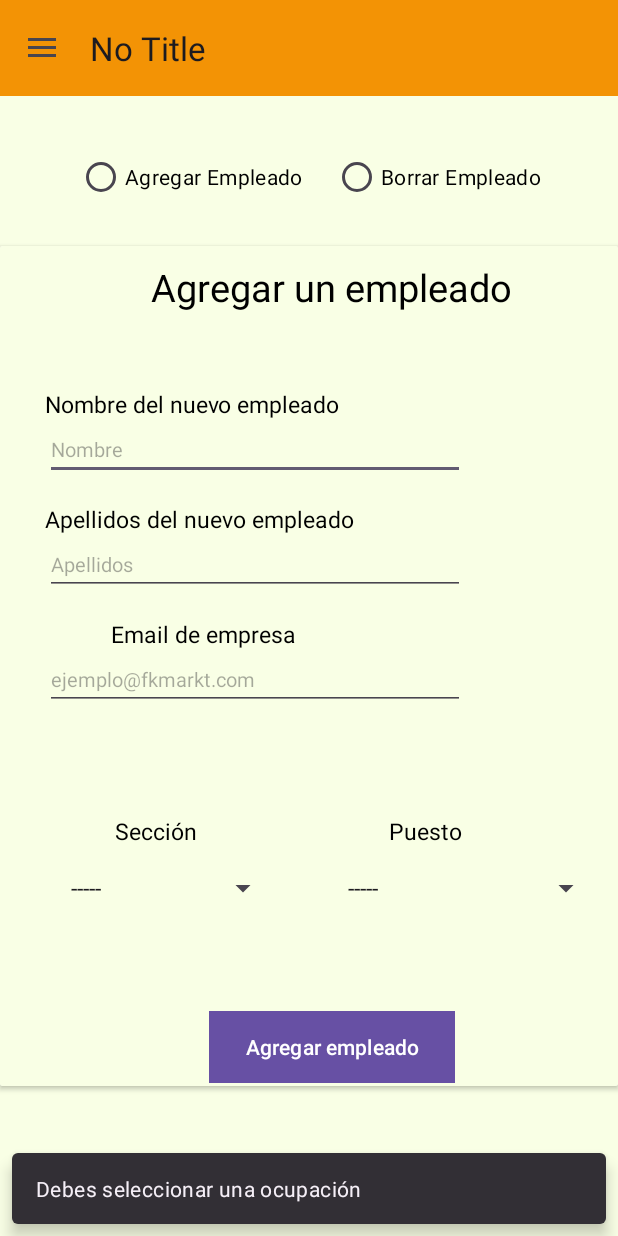
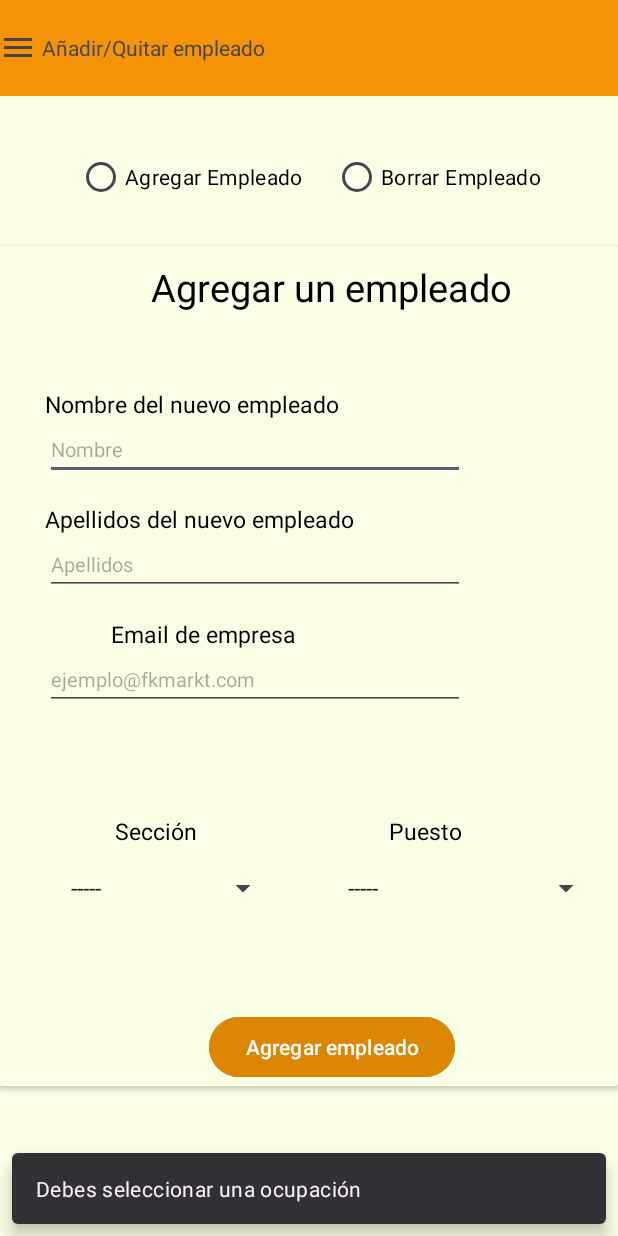
Before and after one commit to lobokronos/TFG, an Android app: the AddQuitEmployeeActivity screen opened directly, with no data from a screen before it, on a phone screen of 412 x 824 dp. Run offline under Robolectric (Android 15) with nearby library versions, the phone set to English and light mode, and no system bars; our stand-ins replace Firebase (no records; nobody signed in at launch, a user with empty details on screens opened directly).

Commit message:
implementacion de Authentication en la MainActivity.kt y en AddQuitEmployeeActivity.kt. Reorganización de los valores de color y forma de los textos, NavigationDrawer y buttons. Añadidas en la base de datos Firebase Firestore las colecciones "turnos" para el almacenamiento de turnos en empleados y "usuarios registrados" para controlar que usuarios se han dado de baja o no.

```diff
--- a/app/src/main/java/com/example/proyectofinal/BaseActivity.kt
+++ b/app/src/main/java/com/example/proyectofinal/BaseActivity.kt
@@ -81,7 +81,7 @@ open class BaseActivity : AppCompatActivity() {
         return when(title){
             "com.example.proyectofinal.HomeActivity" ->getString(R.string.menu_home)
             "com.example.proyectofinal.CalendarActivity" ->getString(R.string.menu_calendar)
-            "com.example.proyectofinal.AddQuitEmployeeActivityActivity" ->getString(R.string.menu_addQuit)
+            "com.example.proyectofinal.AddQuitEmployeeActivity" ->getString(R.string.menu_addQuit)
             "com.example.proyectofinal.ProfileActivity" ->getString(R.string.menu_profile)
             else->"No Title"
         }
--- a/app/src/main/res/drawable/buttons_style.xml
+++ b/app/src/main/res/drawable/buttons_style.xml
@@ -1,4 +1,5 @@
-<shape xmlns:android="http://schemas.android.com/apk/res/android">
+<shape xmlns:android="http://schemas.android.com/apk/res/android"
+    android:shape="rectangle">
     <corners android:radius="0dp" />
     <solid android:color="@color/naranjaPersonalOscuro" />
 </shape>
--- a/app/src/main/res/layout/activity_add_quit_employee.xml
+++ b/app/src/main/res/layout/activity_add_quit_employee.xml
@@ -13,8 +13,8 @@
         android:layout_width="wrap_content"
         android:layout_height="wrap_content"
         android:layout_marginTop="30dp"
-        android:outlineSpotShadowColor="@color/black"
-        android:outlineAmbientShadowColor="@color/black"
+        android:outlineSpotShadowColor="@color/textColor"
+        android:outlineAmbientShadowColor="@color/textColor"
         android:orientation="horizontal"
         app:layout_constraintEnd_toEndOf="parent"
         app:layout_constraintStart_toStartOf="parent"
@@ -26,14 +26,14 @@
             android:layout_height="wrap_content"
             android:paddingEnd="20sp"
             android:text="Agregar Empleado"
-            android:textColor="@color/black"/>
+            android:textColor="@color/textColor"/>
 
         <RadioButton
             android:id="@+id/deleteEmployee"
             android:layout_width="wrap_content"
             android:layout_height="wrap_content"
             android:text="Borrar Empleado"
-            android:textColor="@color/black"/>
+            android:textColor="@color/textColor"/>
 
     </RadioGroup>
 
--- a/app/src/main/res/layout/activity_base.xml
+++ b/app/src/main/res/layout/activity_base.xml
@@ -20,6 +20,8 @@
             android:id="@+id/toolbar"
             android:layout_width="match_parent"
             android:layout_height="wrap_content"
+            app:navigationIconTint="@color/toolbarColor"
+            app:titleTextAppearance="@style/toolbarTitleStyle"
             android:background="@color/naranjaPersonalizado" />
 
         <!--Utilizamos un FrameLayout para cargar el contenido de la activity correspondiente en
--- a/app/src/main/res/layout/layout_card_add.xml
+++ b/app/src/main/res/layout/layout_card_add.xml
@@ -13,7 +13,7 @@
         android:layout_marginTop="10sp"
         android:text="@string/add_employee"
         android:textSize="25sp"
-        android:textColor="@color/black"
+        android:textColor="@color/textColor"
         app:layout_constraintEnd_toEndOf="parent"
         app:layout_constraintStart_toStartOf="parent"
         app:layout_constraintTop_toTopOf="parent" />
@@ -24,7 +24,7 @@
         android:layout_height="wrap_content"
         android:layout_marginTop="50sp"
         android:text="@string/name"
-        android:textColor="@color/black"
+        android:textColor="@color/textColor"
         android:textSize="15sp"
         app:layout_constraintStart_toStartOf="parent"
         app:layout_constraintTop_toBottomOf="@+id/textView2" />
@@ -34,7 +34,7 @@
         android:layout_width="280sp"
         android:layout_height="40sp"
         android:hint="Nombre"
-        android:textColor="@color/black"
+        android:textColor="@color/textColor"
         android:textSize="13sp"
         app:layout_constraintStart_toStartOf="parent"
         app:layout_constraintTop_toBottomOf="@+id/titleName" />
@@ -45,7 +45,7 @@
         android:layout_height="wrap_content"
         android:layout_marginTop="15sp"
         android:text="@string/surname"
-        android:textColor="@color/black"
+        android:textColor="@color/textColor"
         android:textSize="15sp"
         app:layout_constraintStart_toStartOf="parent"
         app:layout_constraintTop_toBottomOf="@+id/editName" />
@@ -55,7 +55,7 @@
         android:layout_width="280sp"
         android:layout_height="40sp"
         android:hint="Apellidos"
-        android:textColor="@color/black"
+        android:textColor="@color/textColor"
         android:textSize="13sp"
         app:layout_constraintStart_toStartOf="parent"
         app:layout_constraintTop_toBottomOf="@+id/titleSurname" />
@@ -67,7 +67,7 @@
         android:layout_marginStart="44dp"
         android:layout_marginTop="15sp"
         android:text="@string/email"
-        android:textColor="@color/black"
+        android:textColor="@color/textColor"
         android:textSize="15sp"
         app:layout_constraintStart_toStartOf="parent"
         app:layout_constraintTop_toBottomOf="@+id/editSurname" />
@@ -77,7 +77,7 @@
         android:layout_width="280sp"
         android:layout_height="40sp"
         android:hint="ejemplo@fkmarkt.com"
-        android:textColor="@color/black"
+        android:textColor="@color/textColor"
         android:textSize="13sp"
         app:layout_constraintStart_toStartOf="parent"
         app:layout_constraintTop_toBottomOf="@+id/titleEmail" />
@@ -96,7 +96,7 @@
         android:layout_marginRight="45sp"
         android:layout_marginTop="70sp"
         android:text="Sección"
-        android:textColor="@color/black"
+        android:textColor="@color/textColor"
         android:textSize="15sp"
         app:layout_constraintEnd_toStartOf="@+id/guideline2"
         app:layout_constraintHorizontal_bias="0.51"
@@ -110,7 +110,7 @@
         android:layout_marginRight="45sp"
         android:layout_marginTop="70sp"
         android:text="Puesto"
-        android:textColor="@color/black"
+        android:textColor="@color/textColor"
         android:textSize="15sp"
         app:layout_constraintEnd_toEndOf="parent"
         app:layout_constraintHorizontal_bias="0.391"
@@ -122,7 +122,7 @@
         android:layout_width="wrap_content"
         android:layout_height="wrap_content"
         android:entries="@array/Sections"
-        android:textColor="@color/black"
+        android:textColor="@color/textColor"
         android:layout_marginTop="15sp"
         app:layout_constraintEnd_toStartOf="@+id/guideline2"
         app:layout_constraintHorizontal_bias="0.205"
@@ -134,7 +134,7 @@
         android:layout_width="wrap_content"
         android:layout_height="wrap_content"
         android:entries="@array/Rol"
-        android:textColor="@color/black"
+        android:textColor="@color/textColor"
         android:layout_marginTop="15sp"
         app:layout_constraintEnd_toEndOf="parent"
         app:layout_constraintHorizontal_bias="0.208"
@@ -146,7 +146,7 @@
         android:layout_width="wrap_content"
         android:layout_height="wrap_content"
         android:layout_marginTop="70sp"
-        android:background="@drawable/buttons_style"
+        android:backgroundTint="@color/naranjaPersonalOscuro"
         android:text="@string/btnAdd"
         app:layout_constraintEnd_toEndOf="parent"
         app:layout_constraintStart_toStartOf="parent"
--- a/app/src/main/res/menu/drawer_menu.xml
+++ b/app/src/main/res/menu/drawer_menu.xml
@@ -3,7 +3,7 @@
 <!--En este layout editamos las opciones que va a tener el menu desplegable del Drawer-->
     <item
         android:id="@+id/menu_home"
-        android:title="@string/menu_home"/>
+        android:title="@string/menu_home" />
     <item
         android:id="@+id/menu_profile"
         android:title="@string/menu_profile"/>
--- a/app/src/main/res/values-night/themes.xml
+++ b/app/src/main/res/values-night/themes.xml
@@ -1,7 +1,6 @@
 <resources xmlns:tools="http://schemas.android.com/tools">
-    <!-- Base application theme. -->
+
     <style name="Base.Theme.ProyectoFinal" parent="Theme.Material3.DayNight.NoActionBar">
-        <!-- Customize your dark theme here. -->
-        <!-- <item name="colorPrimary">@color/my_dark_primary</item> -->
+
     </style>
 </resources>
--- a/app/src/main/res/values/colors.xml
+++ b/app/src/main/res/values/colors.xml
@@ -2,9 +2,12 @@
 <resources>
     <color name="black">#FF000000</color>
     <color name="white">#FFFFFFFF</color>
+    <color name="gray">#808080</color>
     <color name="naranjaPersonalizado">#F39305</color>
     <color name="naranjaPersonalOscuro">#DD8604</color>
     <color name="colorFondo">#F9FFE5</color>
-    <color name="gray">#808080</color>
+    <color name="textColor">#FF000000</color>
+    <color name="toolbarColor">#FFFFFFFF</color>
+
 
 </resources>
--- a/app/src/main/res/values/strings.xml
+++ b/app/src/main/res/values/strings.xml
@@ -42,6 +42,7 @@
     <string name="titleSearch">Introduce el número del empleado</string>
     <string name="btnDelete">Eliminar empleado</string>
     <string name="congrats">Empleado creado correctamente</string>
+    <string name="find">Buscar</string>
 
 
 </resources>
--- a/app/src/main/res/values/themes.xml
+++ b/app/src/main/res/values/themes.xml
@@ -1,8 +1,7 @@
 <resources xmlns:tools="http://schemas.android.com/tools">
     <!-- Base application theme. -->
     <style name="Base.Theme.ProyectoFinal" parent="Theme.Material3.DayNight.NoActionBar">
-        <!-- Customize your light theme here. -->
-        <!-- <item name="colorPrimary">@color/my_light_primary</item> -->
+        <item name="toolbarNavigationButtonStyle">@style/toolbarMenuColor</item>
     </style>
 
     <style name="Theme.ProyectoFinal" parent="Base.Theme.ProyectoFinal" />
```
Also changed, not shown: app/src/main/java/com/example/proyectofinal/AddQuitEmployeeActivity.kt (+77 -67 lines), app/src/main/java/com/example/proyectofinal/HomeActivity.kt (+2 -10 lines), app/src/main/java/com/example/proyectofinal/MainActivity.kt (+32 -35 lines), app/src/main/res/layout/activity_home.xml (+1 -9 lines), app/src/main/res/layout/activity_main.xml (+11 -8 lines), app/src/main/res/layout/layout_card_delete.xml (+7 -4 lines).
